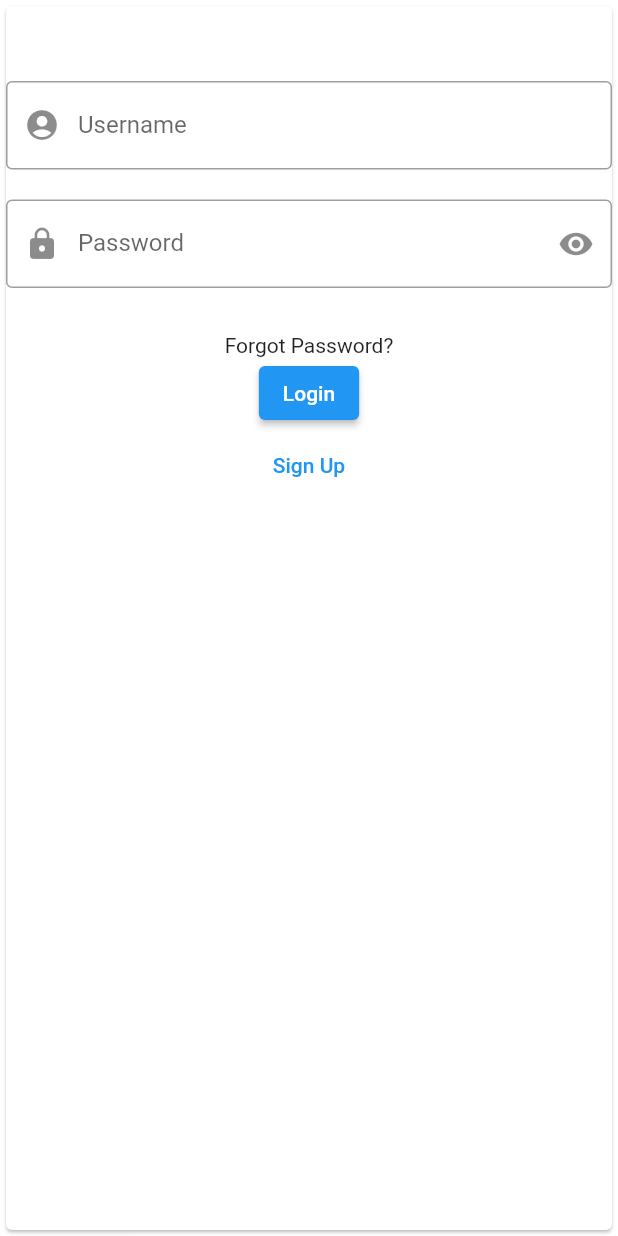
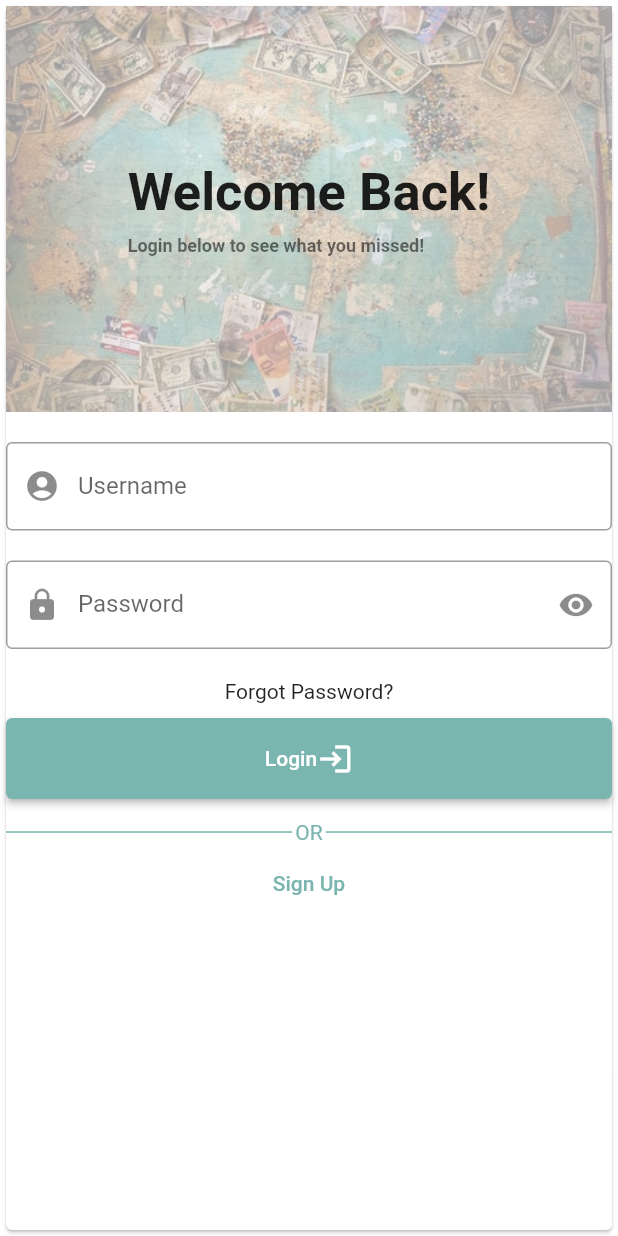
Before and after one commit to CSCI4100U-Mobile-Dev-Group10/Snapmap, a Flutter app: the screen it shows after launch, on a phone screen of 412 x 824 dp. Run offline on Flutter 3.47's test engine with Material 2 defaults, Android fonts, the phone set to English and light mode, and no system bars; our stand-ins replace cloud_firestore, firebase_core, firebase_storage, image_picker, logger, url_launcher_web; missing offline and left inert: cloud_firestore_web, firebase_core_web, firebase_storage_web, image_picker_for_web; accounts and stored records are empty.

Commit message:
UI modifications to login and signup form

```diff
--- a/lib/widgets/organisms/auth/login_form.dart
+++ b/lib/widgets/organisms/auth/login_form.dart
@@ -34,11 +34,53 @@ class _LoginFormState extends State<LoginForm> {
 
   @override
   Widget build(BuildContext context) {
-    return Form(
+    return ListView(
+      children: [
+        Form(
           key: _formKey,
           child: Column(
+            mainAxisAlignment: MainAxisAlignment.start,
+            crossAxisAlignment: CrossAxisAlignment.center,
             children: [
-          const SizedBox(height: 50),
+              Stack(
+                alignment: Alignment.center,
+                children: [
+                  Opacity(
+                      opacity: 0.4,
+                      child: Image.asset('images/login_signup_picture.jpg')),
+                  pageFlag
+                      ? Column(
+                          crossAxisAlignment: CrossAxisAlignment.start,
+                          children: const [
+                            Text('Welcome To Snapmap!',
+                                style: TextStyle(
+                                    fontSize: 30, fontWeight: FontWeight.bold)),
+                            SizedBox(height: 8),
+                            Text(
+                                'Enter your information below to start snapping!',
+                                style: TextStyle(
+                                    fontSize: 12,
+                                    fontWeight: FontWeight.bold,
+                                    color: Colors.black54))
+                          ],
+                        )
+                      : Column(
+                          crossAxisAlignment: CrossAxisAlignment.start,
+                          children: const [
+                            Text('Welcome Back!',
+                                style: TextStyle(
+                                    fontSize: 35, fontWeight: FontWeight.bold)),
+                            SizedBox(height: 8),
+                            Text('Login below to see what you missed!',
+                                style: TextStyle(
+                                    fontSize: 12,
+                                    fontWeight: FontWeight.bold,
+                                    color: Colors.black54))
+                          ],
+                        ),
+                ],
+              ),
+              const SizedBox(height: 20),
               TextFormField(
                 decoration: const InputDecoration(
                   prefixIcon: Icon(Icons.account_circle),
@@ -138,7 +180,6 @@ class _LoginFormState extends State<LoginForm> {
                     errorText,
                     style: const TextStyle(color: Colors.red),
                   )),
-          const SizedBox(height: 10),
               Visibility(
                 visible: !pageFlag,
                 child: InkWell(
@@ -149,7 +190,8 @@ class _LoginFormState extends State<LoginForm> {
                         builder: (BuildContext context) {
                           return AlertDialog(
                             title: const Text("Account Recovery"),
-                        content: const Text("Enter email to recover password:"),
+                            content:
+                                const Text("Enter email to recover password:"),
                             actions: [
                               TextField(
                                 decoration: const InputDecoration(
@@ -191,7 +233,12 @@ class _LoginFormState extends State<LoginForm> {
                   },
                 ),
               ),
+              const SizedBox(height: 10),
               ElevatedButton(
+                style: ElevatedButton.styleFrom(
+                    padding: const EdgeInsets.only(
+                        top: 15, bottom: 15, left: 70, right: 70),
+                    primary: const Color(0xFF7AB5B0)),
                 onPressed: () async {
                   if (_formKey.currentState!.validate()) {
                     _formKey.currentState!.save();
@@ -237,12 +284,34 @@ class _LoginFormState extends State<LoginForm> {
                         errorExists = false;
                         pageFlag = false;
                         setState(() {});
-                    Navigator.pushNamed(context, ProfileCreationScreen.routeId);
+                        Navigator.pushNamed(
+                            context, ProfileCreationScreen.routeId);
                       }
                     }
                   }
                 },
-            child: pageFlag ? const Text("Sign Up") : const Text("Login"),
+                child: pageFlag
+                    ? Row(
+                        mainAxisAlignment: MainAxisAlignment.center,
+                        children: [Text("Sign Up"), Icon(Icons.person)],
+                      )
+                    : Row(
+                        mainAxisAlignment: MainAxisAlignment.center,
+                        children: [Text("Login"), Icon(Icons.login)],
+                      ),
+              ),
+              const SizedBox(height: 12),
+              Stack(
+                alignment: Alignment.center,
+                children: [
+                  const Divider(thickness: 1, color: Color(0xFF7AB5B0)),
+                  Container(
+                    decoration: BoxDecoration(color: Colors.white),
+                    padding: EdgeInsets.all(2),
+                    child:
+                        Text('OR', style: TextStyle(color: Color(0xFF7AB5B0))),
+                  ),
+                ],
               ),
               TextButton(
                 onPressed: () {
@@ -251,10 +320,16 @@ class _LoginFormState extends State<LoginForm> {
                     pageFlag = !pageFlag;
                   });
                 },
-            child: pageFlag ? const Text("Login") : const Text("Sign Up"),
+                child: pageFlag
+                    ? const Text("Login",
+                        style: TextStyle(color: Color(0xFF7AB5B0)))
+                    : const Text("Sign Up",
+                        style: TextStyle(color: Color(0xFF7AB5B0))),
               )
             ],
           ),
+        )
+      ],
     );
   }
 }
--- a/pubspec.yaml
+++ b/pubspec.yaml
@@ -69,6 +69,8 @@ flutter:
   # assets:
   #   - images/a_dot_burr.jpeg
   #   - images/a_dot_ham.jpeg
+  assets:
+    - images/login_signup_picture.jpg
 
   # An image asset can refer to one or more resolution-specific "variants", see
   # https://flutter.dev/assets-and-images/#resolution-aware.
```
Also changed, not shown: images/login_signup_picture.jpg (added). Lines whose indentation alone changed are shown as unchanged.
